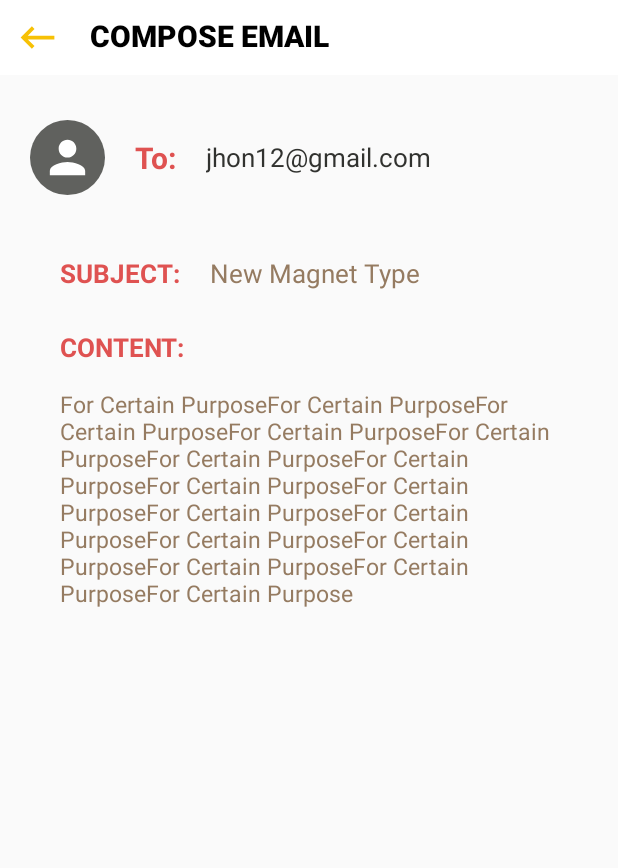
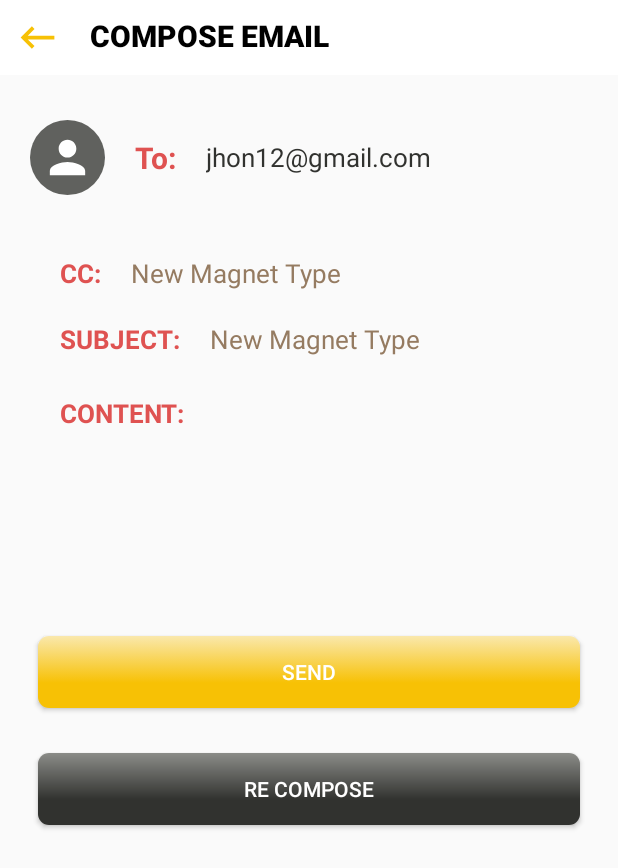
Before and after one commit to Wishakhn/PerkBlind, an Android app: the SendEmail screen opened directly, with no data from a screen before it, on a phone screen of 412 x 824 dp. Shown: the top 868 px of the screen. Run offline under Robolectric (Android 15) with nearby library versions, the phone set to English and light mode, and no system bars; libraries missing offline, so code that uses them is left out: com.google.api.client, com.google.api.services; 6 statements that could not run were skipped.

Commit message:
Gmail API integration Commit 45 Compose Mail Implementation

```diff
--- a/app/src/main/java/com/fyp/perkblind/gmail/SendEmail.java
+++ b/app/src/main/java/com/fyp/perkblind/gmail/SendEmail.java
@@ -2,20 +2,80 @@ package com.fyp.perkblind.gmail;
 
 import android.os.Bundle;
 import android.view.View;
+import android.widget.Button;
 import android.widget.ImageView;
 import android.widget.TextView;
 
 import androidx.appcompat.app.AppCompatActivity;
 
+import com.fyp.perkblind.HelperClass;
+import com.fyp.perkblind.Prefrences;
 import com.fyp.perkblind.R;
+import com.google.api.client.extensions.android.http.AndroidHttp;
+import com.google.api.client.googleapis.extensions.android.gms.auth.GoogleAccountCredential;
+import com.google.api.client.http.HttpTransport;
+import com.google.api.client.json.JsonFactory;
+import com.google.api.client.json.jackson2.JacksonFactory;
+import com.google.api.client.util.ExponentialBackOff;
+import com.google.api.services.gmail.Gmail;
+
+import java.util.Arrays;
+
+import static com.fyp.perkblind.HelperClass.PREF_ACCOUNT_NAME;
+import static com.fyp.perkblind.HelperClass.SCOPES;
 
 public class SendEmail extends AppCompatActivity {
+
+    GoogleAccountCredential mCredential;
+    Gmail mService;
+    Prefrences sharedPref;
+    HelperClass mUtils;
+    TextView RecieverName, senderCCText, senderSubjText, senderContentText;
+    Button send, reset;
+    boolean isSending = false;
+
 
     @Override
     protected void onCreate(Bundle savedInstanceState) {
         super.onCreate(savedInstanceState);
         setContentView(R.layout.activity_send_email);
+        initViews();
         initAppBar("COMPOSE EMAIL");
+    }
+
+    private void initViews() {
+        sharedPref = new Prefrences(SendEmail.this);
+        sharedPref.initPrefernce();
+        mUtils = new HelperClass(SendEmail.this);
+        iniGmail();
+        RecieverName = findViewById(R.id.RecieverName);
+        senderCCText = findViewById(R.id.senderCCText);
+        senderSubjText = findViewById(R.id.senderSubjText);
+        senderContentText = findViewById(R.id.senderContentText);
+        send = findViewById(R.id.send);
+        reset = findViewById(R.id.reset);
+    }
+
+    private void iniGmail() {
+        mCredential = GoogleAccountCredential.usingOAuth2(
+                getApplicationContext(), Arrays.asList(SCOPES))
+                .setBackOff(new ExponentialBackOff());
+        mService = null;
+        String accountName = sharedPref.loadStringPreference(PREF_ACCOUNT_NAME);
+        if (accountName != null) {
+            mCredential.setSelectedAccountName(accountName);
+
+            HttpTransport transport = AndroidHttp.newCompatibleTransport();
+            JsonFactory jsonFactory = JacksonFactory.getDefaultInstance();
+            mService = new com.google.api.services.gmail.Gmail.Builder(
+                    transport, jsonFactory, mCredential)
+                    .setApplicationName("MailBox App")
+                    .build();
+
+        } else {
+            finish();
+        }
+
     }
 
     private void initAppBar(String txt) {
--- a/app/src/main/res/layout/activity_send_email.xml
+++ b/app/src/main/res/layout/activity_send_email.xml
@@ -57,6 +57,32 @@
                 android:layout_height="wrap_content"
                 android:layout_marginTop="20dp">
                 <TextView
+                    android:id="@+id/senderCC"
+                    android:layout_width="wrap_content"
+                    android:layout_height="wrap_content"
+                    android:text="CC:"
+                    android:textColor="@color/colorDarkPeach"
+                    android:textSize="17sp"
+                    android:layout_marginLeft="20dp"
+                    android:textStyle="bold"
+                    android:layout_centerVertical="true"/>
+                <TextView
+                    android:id="@+id/senderCCText"
+                    android:layout_width="wrap_content"
+                    android:layout_height="wrap_content"
+                    android:text="New Magnet Type"
+                    android:textColor="@color/colorBrown"
+                    android:textSize="17sp"
+                    android:layout_toRightOf="@+id/senderCC"
+                    android:layout_marginLeft="20dp"
+                    android:layout_centerVertical="true"/>
+
+            </RelativeLayout>
+            <RelativeLayout
+                android:layout_width="match_parent"
+                android:layout_height="wrap_content"
+                android:layout_marginTop="20dp">
+                <TextView
                     android:id="@+id/senderSubj"
                     android:layout_width="wrap_content"
                     android:layout_height="wrap_content"
@@ -96,7 +122,6 @@
                     android:id="@+id/senderContentText"
                     android:layout_width="match_parent"
                     android:layout_height="wrap_content"
-                    android:text="For Certain PurposeFor Certain PurposeFor Certain PurposeFor Certain PurposeFor Certain PurposeFor Certain PurposeFor Certain PurposeFor Certain PurposeFor Certain PurposeFor Certain PurposeFor Certain PurposeFor Certain PurposeFor Certain PurposeFor Certain PurposeFor Certain PurposeFor Certain Purpose "
                     android:textColor="@color/colorBrown"
                     android:textSize="15sp"
                     android:layout_below="@+id/senderContent"
@@ -121,6 +146,27 @@ Thank you,"
 
             </RelativeLayout>
 
+            <Button
+                android:layout_marginTop="100dp"
+                android:layout_marginBottom="30dp"
+                android:id="@+id/send"
+                android:layout_width="match_parent"
+                android:layout_height="wrap_content"
+                android:text="SEND"
+                android:textColor="@color/colorWhite"
+                android:background="@drawable/btn_yellow_selector"
+                android:layout_marginHorizontal="5dp"
+                />
+            <Button
+                android:layout_marginBottom="30dp"
+                android:id="@+id/reset"
+                android:layout_width="match_parent"
+                android:layout_height="wrap_content"
+                android:text="RE COMPOSE"
+                android:textColor="@color/colorWhite"
+                android:background="@drawable/btn2background_normal"
+                android:layout_marginHorizontal="5dp"       />
+
         </LinearLayout>
     </ScrollView>
 
```
